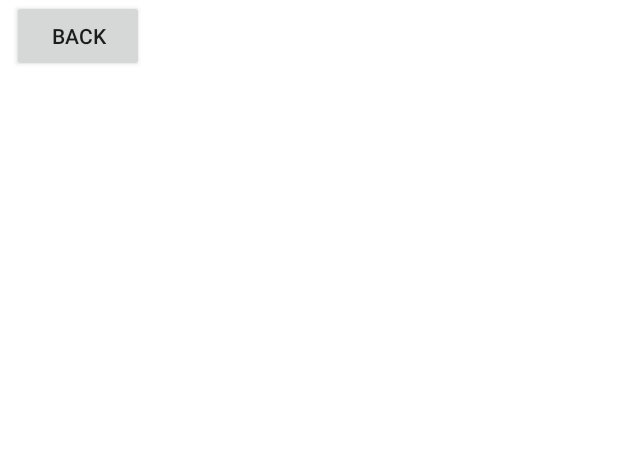
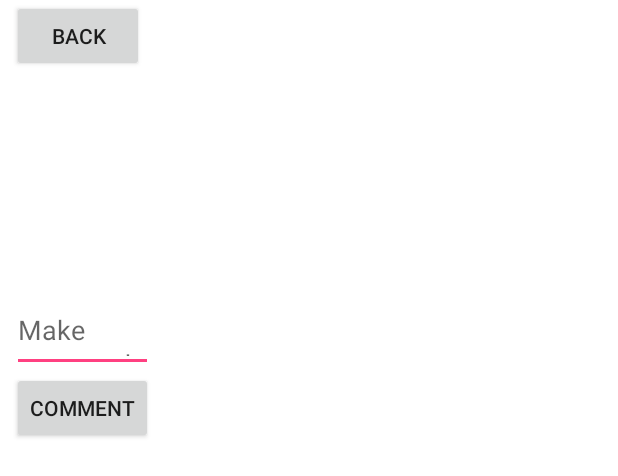
Before and after one commit to bounswe/bounswe2017group2, an Android app: the layout fragment_concert_details.xml on its own in the app's theme, with its tools: preview values and no code run, on a phone screen of 412 x 824 dp. Shown: the top 476 px of the screen. Run offline under Robolectric (Android 15) with nearby library versions, the phone set to English and light mode, and no system bars.

Commit message:
Listing comments and make comment

```diff
--- a/Android/app/build.gradle
+++ b/Android/app/build.gradle
@@ -25,7 +25,7 @@ dependencies {
         exclude group: 'com.android.support', module: 'support-annotations'
     })
 
-
+    compile 'org.apache.commons:commons-lang3:3.5'
 
 
     compile 'com.android.support:appcompat-v7:25.3.1'
--- a/Android/app/src/main/java/com/swegroup2/lookingforconcerts/ConcertDto.java
+++ b/Android/app/src/main/java/com/swegroup2/lookingforconcerts/ConcertDto.java
@@ -3,6 +3,7 @@ package com.swegroup2.lookingforconcerts;
 import com.google.gson.annotations.Expose;
 import com.google.gson.annotations.SerializedName;
 
+import java.io.Serializable;
 import java.util.List;
 
 
@@ -70,7 +71,7 @@ class ConcertLocation {
     public String coordinates;
 }
 
-class ConcertComment {
+class ConcertComment implements Serializable {
     @SerializedName("content")
     @Expose
     public String content;
--- a/Android/app/src/main/java/com/swegroup2/lookingforconcerts/ConcertListActivity.java
+++ b/Android/app/src/main/java/com/swegroup2/lookingforconcerts/ConcertListActivity.java
@@ -10,6 +10,7 @@ import android.view.View;
 import android.widget.Button;
 import android.widget.Toast;
 
+import java.util.ArrayList;
 import java.util.List;
 
 import retrofit2.Call;
@@ -80,4 +81,5 @@ public class ConcertListActivity extends AppCompatActivity implements ConcertLis
         startActivity(intent);
         finish();
     }
+
 }
--- a/Android/app/src/main/java/com/swegroup2/lookingforconcerts/RestInterfaceController.java
+++ b/Android/app/src/main/java/com/swegroup2/lookingforconcerts/RestInterfaceController.java
@@ -9,12 +9,17 @@ import retrofit2.http.Body;
 import retrofit2.http.GET;
 
 import retrofit2.http.POST;
+import retrofit2.http.Path;
+import retrofit2.http.Url;
 
 /**
  * Created by furkan on 9.10.2017.
  */
 
 public interface RestInterfaceController {
+
+    @POST("/concert/{id}/newcomment/")
+    Call<ConcertResponse> makeComment(@Path("id") int id, @Body ConcertComment comment);
 
     @POST("/newconcert/")
     Call<ConcertResponse> createConcert(@Body ConcertDto concertDto);
--- a/Android/app/src/main/res/layout/fragment_concert_details.xml
+++ b/Android/app/src/main/res/layout/fragment_concert_details.xml
@@ -51,6 +51,22 @@
         android:id="@+id/location"
         android:layout_width="wrap_content"
         android:layout_height="wrap_content" />
+    <TextView
+        android:id="@+id/comments"
+        android:layout_width="wrap_content"
+        android:layout_height="wrap_content" />
+
+    <EditText
+        android:id="@+id/comment_edittext"
+        android:layout_width="match_parent"
+        android:layout_height="wrap_content"
+        android:hint="Make comment"/>
+
+    <Button
+        android:id="@+id/comment"
+        android:layout_width="wrap_content"
+        android:layout_height="wrap_content"
+        android:text="Comment"/>
 
 
 
--- a/Android/app/src/main/res/values/strings.xml
+++ b/Android/app/src/main/res/values/strings.xml
@@ -16,7 +16,4 @@
         completions."
     </string>
 
-    <!-- TODO: Remove or change this placeholder text -->
-    <string name="hello_blank_fragment">Hello blank fragment</string>
-
 </resources>
```
Also changed, not shown: Android/app/src/main/java/com/swegroup2/lookingforconcerts/ConcertDetails.java (+120 -2 lines), Android/app/src/main/java/com/swegroup2/lookingforconcerts/ConcertListAdapter.java (+0 -16 lines).
